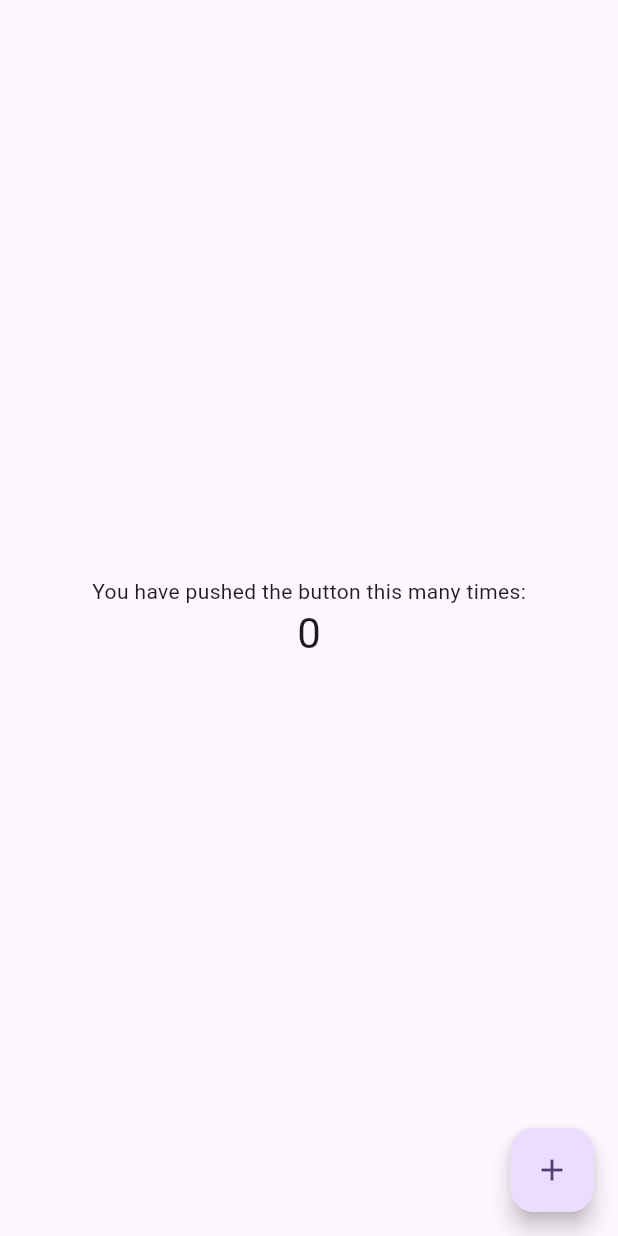
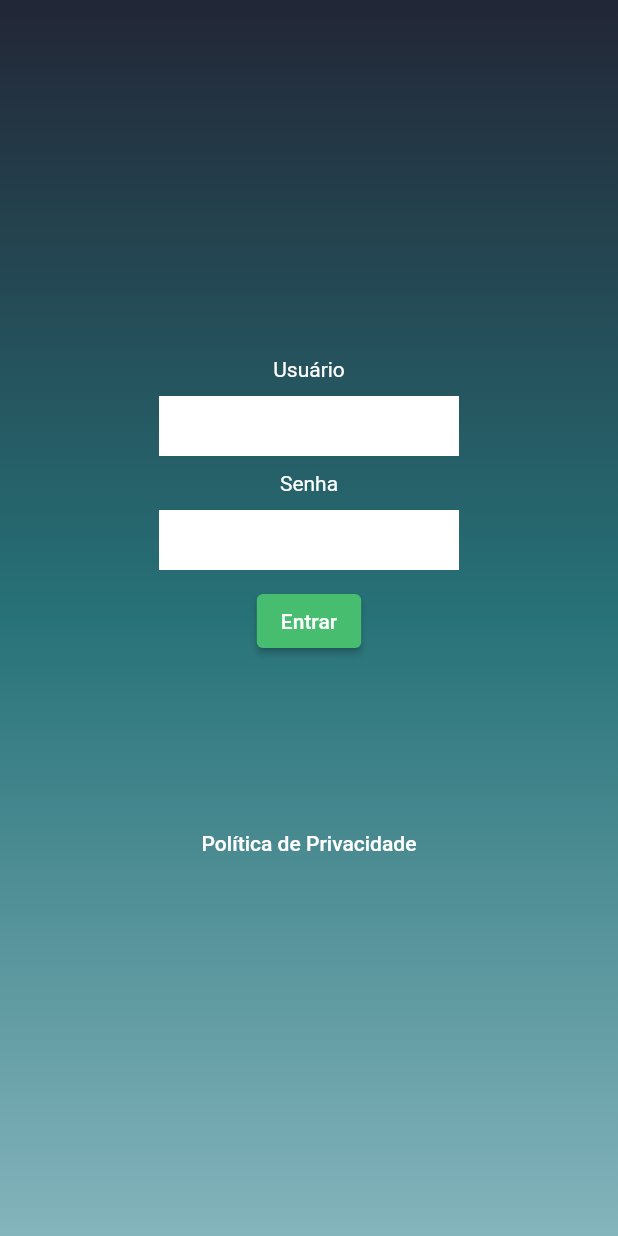
Before and after one commit to P3edr0/target_test, a Flutter app: the screen it shows after launch, on a phone screen of 412 x 824 dp. Run offline on Flutter 3.47's test engine with Material 2 defaults, Android fonts, the phone set to English and light mode, and no system bars.

Commit message:
[WIP] Implements login layout page

```diff
--- a/lib/main.dart
+++ b/lib/main.dart
@@ -1,5 +1,5 @@
 import 'package:flutter/material.dart';
-import 'package:target_test/presentation/ui/pages/home_page/home_page.dart';
+import 'package:target_test/presentation/ui/pages/home_page/login_page.dart';
 
 void main() {
   runApp(const MyApp());
@@ -11,12 +11,12 @@ class MyApp extends StatelessWidget {
   @override
   Widget build(BuildContext context) {
     return MaterialApp(
-      title: 'Flutter Demo',
+      debugShowCheckedModeBanner: false,
+      title: 'Target Test',
       theme: ThemeData(
-        colorScheme: ColorScheme.fromSeed(seedColor: Colors.deepPurple),
-        useMaterial3: true,
-      ),
-      home: const HomePage(),
+          // colorScheme: ColorScheme.fromSeed(seedColor: Colors.deepPurple),
+          ),
+      home: const LoginPage(),
     );
   }
 }
--- a/lib/presentation/ui/pages/home_page/home_page.dart
+++ /dev/null
@@ -1,43 +0,0 @@
-import 'package:flutter/material.dart';
-
-class HomePage extends StatefulWidget {
-  const HomePage({super.key});
-
-  @override
-  State<HomePage> createState() => _HomePageState();
-}
-
-class _HomePageState extends State<HomePage> {
-  int _counter = 0;
-
-  void _incrementCounter() {
-    setState(() {
-      _counter++;
-    });
-  }
-
-  @override
-  Widget build(BuildContext context) {
-    return Scaffold(
-      body: Center(
-        child: Column(
-          mainAxisAlignment: MainAxisAlignment.center,
-          children: <Widget>[
-            const Text(
-              'You have pushed the button this many times:',
-            ),
-            Text(
-              '$_counter',
-              style: Theme.of(context).textTheme.headlineMedium,
-            ),
-          ],
-        ),
-      ),
-      floatingActionButton: FloatingActionButton(
-        onPressed: _incrementCounter,
-        tooltip: 'Increment',
-        child: const Icon(Icons.add),
-      ),
-    );
-  }
-}
--- /dev/null
+++ b/lib/presentation/ui/pages/home_page/login_page.dart
@@ -0,0 +1,83 @@
+import 'dart:developer';
+
+import 'package:flutter/material.dart';
+import 'package:target_test/utils/constants.dart';
+
+class LoginPage extends StatefulWidget {
+  const LoginPage({super.key});
+
+  @override
+  State<LoginPage> createState() => _LoginPageState();
+}
+
+class _LoginPageState extends State<LoginPage> {
+  @override
+  Widget build(BuildContext context) {
+    return Scaffold(
+      body: SafeArea(
+        child: Container(
+          width: double.infinity,
+          decoration: BoxDecoration(
+            gradient: LinearGradient(
+                begin: Alignment.topCenter,
+                end: Alignment.bottomCenter,
+                colors: [
+                  ProjectColors().darkBlue,
+                  ProjectColors().navyBlue,
+                  ProjectColors().blue,
+                ]),
+          ),
+          child: Column(
+            mainAxisAlignment: MainAxisAlignment.center,
+            children: <Widget>[
+              Text(
+                'Usuário',
+                style: TextStyle(color: ProjectColors().white),
+              ),
+              Container(
+                margin: const EdgeInsets.symmetric(vertical: 10),
+                width: 200,
+                height: 40,
+                color: ProjectColors().white,
+              ),
+              Text(
+                'Senha',
+                style: TextStyle(color: ProjectColors().white),
+              ),
+              Container(
+                margin: const EdgeInsets.symmetric(vertical: 10),
+                width: 200,
+                height: 40,
+                color: ProjectColors().white,
+              ),
+              ElevatedButton(
+                style: ButtonStyle(
+                    backgroundColor:
+                        MaterialStatePropertyAll(ProjectColors().green)),
+                onPressed: () {
+                  log("Apertou politicas");
+                },
+                child: Text(
+                  'Entrar',
+                  style: TextStyle(color: ProjectColors().white),
+                ),
+              ),
+              const SizedBox(
+                height: 100,
+              ),
+              TextButton(
+                child: Text(
+                  'Política de Privacidade',
+                  style: TextStyle(color: ProjectColors().white),
+                ),
+                onPressed: () {
+                  log("Apertou politicas");
+                },
+              ),
+            ],
+          ),
+        ),
+      ),
+    );
+  }
+}
--- /dev/null
+++ b/lib/utils/constants.dart
@@ -0,0 +1,10 @@
+import 'package:flutter/material.dart';
+
+class ProjectColors {
+  Color lightBlue = const Color.fromRGBO(206, 227, 225, 1);
+  Color blue = const Color.fromRGBO(132, 180, 188, 1);
+  Color navyBlue = const Color.fromRGBO(39, 114, 120, 1);
+  Color darkBlue = const Color.fromRGBO(34, 38, 54, 1);
+  Color green = const Color.fromRGBO(71, 189, 112, 1);
+  Color white = Colors.white;
+}
--- a/pubspec.yaml
+++ b/pubspec.yaml
@@ -1,5 +1,6 @@
+author: Pedro Camargo
 name: target_test
-description: A new Flutter project.
+description: Projeto flutter de teste conhecimentos para aplicação para a vaga de desenvolvedor flutter na Target Sistemas.
 # The following line prevents the package from being accidentally published to
 # pub.dev using `flutter pub publish`. This is preferred for private packages.
 publish_to: 'none' # Remove this line if you wish to publish to pub.dev
```
Also changed, not shown: assets/images/login_layout_base.png (added), assets/images/notepad_layout_base.png (added).
